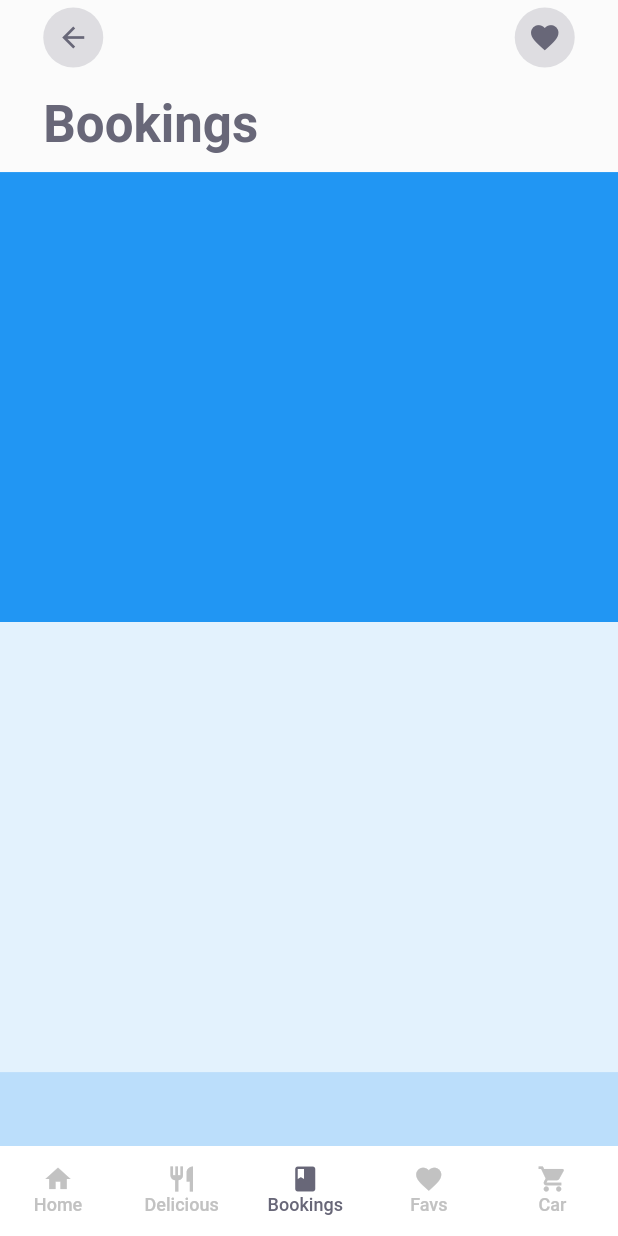
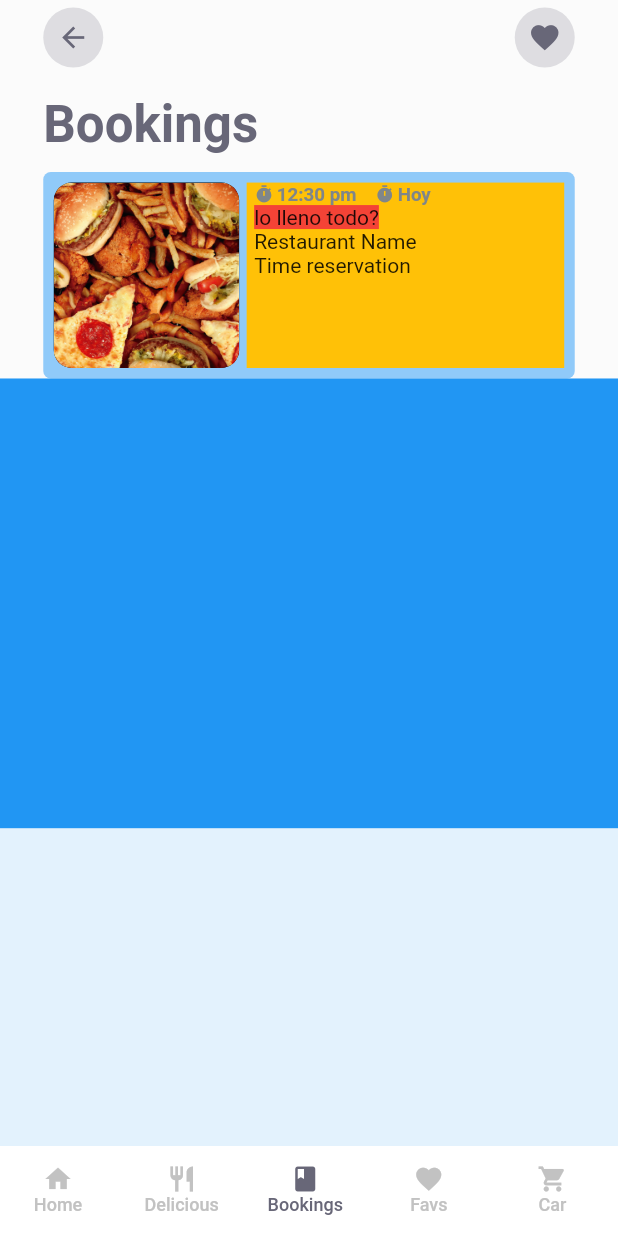
Before and after one commit to DalexisValencia/Fifth-test-app_Restaurants, a Flutter app: the screen it shows after launch, item 3 of the bottom bar chosen, on a phone screen of 412 x 824 dp. Run offline on Flutter 3.47's test engine with Material 2 defaults, Android fonts, the phone set to English and light mode, and no system bars; our stand-ins replace bloc, equatable, flutter_bloc; missing offline and left inert: keyboard_visibility.

Commit message:
Creación de la tarjeta de reserva

```diff
--- a/lib/constants/contansts.dart
+++ b/lib/constants/contansts.dart
@@ -2,6 +2,8 @@ import 'package:flutter/material.dart';
 import 'package:intl/intl.dart';
 
 const defaultPadding = 0.07;
+const double borderRadiusImages = 12;
+const double borderRadiusCards = 5;
 const int animationStartTime = 50; // time in milliseconds
 const int animationOpacityTime = 500; // time in milliseconds
 const double defaultRadius = 15;
--- a/lib/screens/Bookings.dart
+++ b/lib/screens/Bookings.dart
@@ -1,4 +1,5 @@
 import 'package:fith_app__restaurant/constants/contansts.dart';
+import 'package:fith_app__restaurant/sections/CardProductWithComments.dart';
 import 'package:fith_app__restaurant/sections/CustomHeader.dart';
 import 'package:flutter/material.dart';
 
@@ -28,6 +29,7 @@ class _BookingsScreenState extends State<BookingsScreen> {
           child: Column(
             children: <Widget>[
               BookingTitle(),
+              BookingCard(),
               Container(
                 width: MediaQuery.of(context).size.width,
                 height: 300,
@@ -80,3 +82,62 @@ class BookingTitle extends StatelessWidget {
     );
   }
 }
+
+class BookingCard extends StatefulWidget {
+  @override
+  _BookingCardState createState() => _BookingCardState();
+}
+
+class _BookingCardState extends State<BookingCard> {
+  @override
+  Widget build(BuildContext context) {
+    return Container(
+      padding: EdgeInsets.all(7),
+      decoration: BoxDecoration(
+          color: Colors.blue[200],
+          borderRadius: BorderRadius.circular(borderRadiusCards)),
+      margin: EdgeInsets.symmetric(
+          horizontal: MediaQuery.of(context).size.width * defaultPadding),
+      width: MediaQuery.of(context).size.width,
+      child: Row(
+        children: <Widget>[
+          Container(
+            width: MediaQuery.of(context).size.width * 0.30,
+            height: MediaQuery.of(context).size.width * 0.30,
+            decoration: BoxDecoration(
+                borderRadius: BorderRadius.circular(borderRadiusImages),
+                color: Colors.black,
+                image: DecorationImage(
+                    fit: BoxFit.cover,
+                    image: ExactAssetImage('assets/banner/fast-food.png'))),
+          ),
+          Expanded(
+            child: Container(
+              margin: EdgeInsets.only(left: 5),
+              padding: EdgeInsets.only(left: 5),
+              height: MediaQuery.of(context).size.width * 0.30,
+              color: Colors.amber,
+              child: Column(
+                crossAxisAlignment: CrossAxisAlignment.start,
+                children: <Widget>[
+                  Row(
+                    children: <Widget>[
+                      CustomChip(name: '12:30 pm', icon: Icons.timer),
+                      CustomChip(name: 'Hoy', icon: Icons.timer),
+                    ],
+                  ),
+                  Container(
+                    color: Colors.red,
+                    child: Text('lo lleno todo?'),
+                  ),
+                  Text('Restaurant Name'),
+                  Text('Time reservation')
+                ],
+              ),
+            ),
+          )
+        ],
+      ),
+    );
+  }
+}
```
